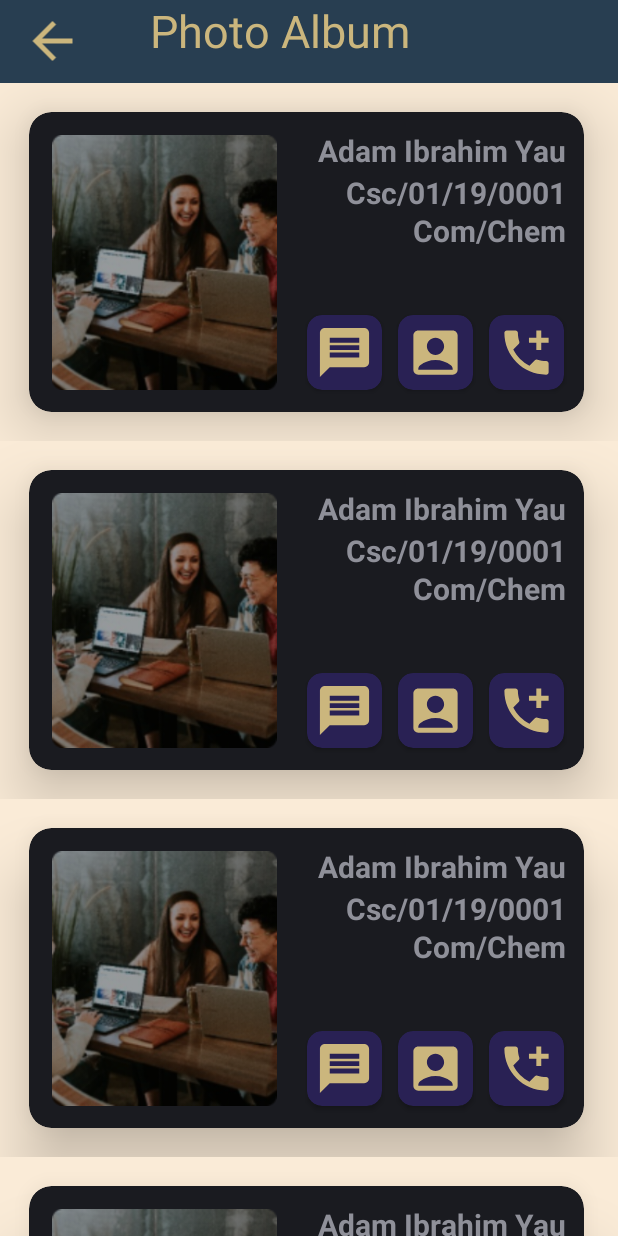
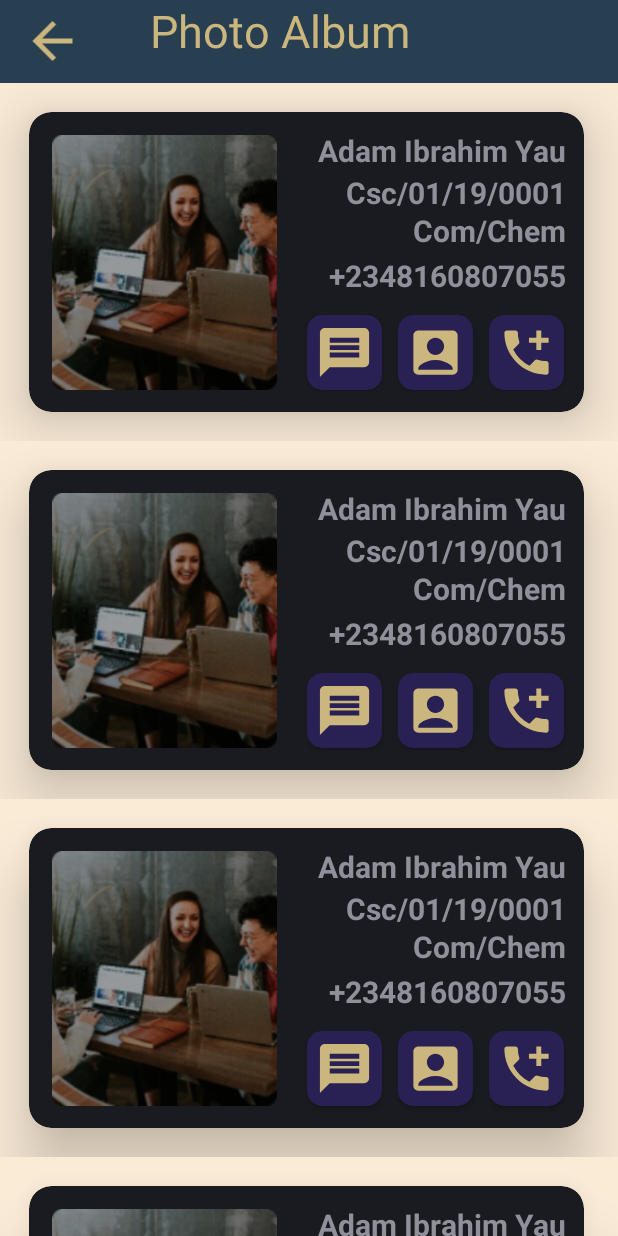
Before and after one commit to Adamweb-jido/Albumatic, an Android app: the PeopleActivity screen opened directly, with no data from a screen before it, on a phone screen of 412 x 824 dp. Run offline under Robolectric (Android 15) with nearby library versions, the phone set to English and light mode, and no system bars; Roboto replaces fonts that are not available here.

Commit message:
An App for my College

```diff
--- a/app/src/main/java/com/adamweb/trialapplication/DataAdapter.java
+++ b/app/src/main/java/com/adamweb/trialapplication/DataAdapter.java
@@ -28,10 +28,10 @@ public class DataAdapter extends RecyclerView.Adapter<DataViewHolder> {
 
     @Override
     public void onBindViewHolder(@NonNull DataViewHolder holder, int position) {
-        holder.name.setText(items.get(position).getName());
+       holder.name.setText(items.get(position).getName());
         holder.admNo.setText(items.get(position).getAdmissionNumber());
         holder.comb.setText(items.get(position).getCombination());
-//        holder.phoneNo.setText(items.get(position).getPhoneNumber());
+        holder.phoneNo.setText(items.get(position).getPhoneNumber());
         holder.coverImage.setImageResource(items.get(position).getImage());
     }
 
--- a/app/src/main/java/com/adamweb/trialapplication/DataItem.java
+++ b/app/src/main/java/com/adamweb/trialapplication/DataItem.java
@@ -1,8 +1,20 @@
 package com.adamweb.trialapplication;
 
 public class DataItem {
-    String name, admissionNumber, combination;
-    int phoneNumber, image;
+    String name;
+    String admissionNumber;
+    String combination;
+
+    public String getPhoneNumber() {
+        return phoneNumber;
+    }
+
+    public void setPhoneNumber(String phoneNumber) {
+        this.phoneNumber = phoneNumber;
+    }
+
+    String phoneNumber;
+    int image;
 
     public String getName() {
         return name;
@@ -28,13 +40,6 @@ public class DataItem {
         this.combination = combination;
     }
 
-    public int getPhoneNumber() {
-        return phoneNumber;
-    }
-
-    public void setPhoneNumber(int phoneNumber) {
-        this.phoneNumber = phoneNumber;
-    }
 
     public int getImage() {
         return image;
@@ -44,7 +49,7 @@ public class DataItem {
         this.image = image;
     }
 
-    public DataItem(String name, String admissionNumber, String combination, int phoneNumber, int image) {
+    public DataItem(String name, String admissionNumber, String combination, String phoneNumber, int image) {
         this.name = name;
         this.admissionNumber = admissionNumber;
         this.combination = combination;
--- a/app/src/main/java/com/adamweb/trialapplication/DataViewHolder.java
+++ b/app/src/main/java/com/adamweb/trialapplication/DataViewHolder.java
@@ -13,10 +13,10 @@ public class DataViewHolder extends RecyclerView.ViewHolder {
     TextView name, admNo, comb, phoneNo;
     public DataViewHolder(@NonNull View itemView) {
         super(itemView);
-        coverImage = itemView.findViewById(R.id.albumCover);
-        name = itemView.findViewById(R.id.yourName);
-        admNo = itemView.findViewById(R.id.admNo);
-        comb = itemView.findViewById(R.id.combination);
-        phoneNo = itemView.findViewById(R.id.phoneNo);
+    coverImage = itemView.findViewById(R.id.albumCover);
+    name = itemView.findViewById(R.id.yourName);
+    comb = itemView.findViewById(R.id.combination);
+    admNo = itemView.findViewById(R.id.admNo);
+    phoneNo = itemView.findViewById(R.id.phoneNo);
     }
 }
--- a/app/src/main/java/com/adamweb/trialapplication/PeopleActivity.java
+++ b/app/src/main/java/com/adamweb/trialapplication/PeopleActivity.java
@@ -30,39 +30,39 @@ public class PeopleActivity extends AppCompatActivity {
            }
         });
      List<DataItem> items = new ArrayList<DataItem>();
-     items.add(new DataItem("Adam Ibrahim Yau", "Csc/01/19/0001", "Com/Chem", 2, R.drawable.photoalbum));
-        items.add(new DataItem("Adam Ibrahim Yau", "Csc/01/19/0001", "Com/Chem", 2, R.drawable.photoalbum));
-        items.add(new DataItem("Adam Ibrahim Yau", "Csc/01/19/0001", "Com/Chem", 2, R.drawable.photoalbum));
-        items.add(new DataItem("Adam Ibrahim Yau", "Csc/01/19/0001", "Com/Chem", 2, R.drawable.photoalbum));
-        items.add(new DataItem("Adam Ibrahim Yau", "Csc/01/19/0001", "Com/Chem", 2, R.drawable.photoalbum));
-        items.add(new DataItem("Adam Ibrahim Yau", "Csc/01/19/0001", "Com/Chem", 2, R.drawable.photoalbum));
-        items.add(new DataItem("Adam Ibrahim Yau", "Csc/01/19/0001", "Com/Chem", 2, R.drawable.photoalbum));
-        items.add(new DataItem("Adam Ibrahim Yau", "Csc/01/19/0001", "Com/Chem", 2, R.drawable.photoalbum));
-        items.add(new DataItem("Adam Ibrahim Yau", "Csc/01/19/0001", "Com/Chem", 2, R.drawable.photoalbum));
-        items.add(new DataItem("Adam Ibrahim Yau", "Csc/01/19/0001", "Com/Chem", 2, R.drawable.photoalbum));
-        items.add(new DataItem("Adam Ibrahim Yau", "Csc/01/19/0001", "Com/Chem", 2, R.drawable.photoalbum));
-        items.add(new DataItem("Adam Ibrahim Yau", "Csc/01/19/0001", "Com/Chem", 2, R.drawable.photoalbum));
-        items.add(new DataItem("Adam Ibrahim Yau", "Csc/01/19/0001", "Com/Chem", 2, R.drawable.photoalbum));
-        items.add(new DataItem("Adam Ibrahim Yau", "Csc/01/19/0001", "Com/Chem", 2, R.drawable.photoalbum));
-        items.add(new DataItem("Adam Ibrahim Yau", "Csc/01/19/0001", "Com/Chem", 2, R.drawable.photoalbum));
-        items.add(new DataItem("Adam Ibrahim Yau", "Csc/01/19/0001", "Com/Chem", 2, R.drawable.photoalbum));
-        items.add(new DataItem("Adam Ibrahim Yau", "Csc/01/19/0001", "Com/Chem", 2, R.drawable.photoalbum));
-        items.add(new DataItem("Adam Ibrahim Yau", "Csc/01/19/0001", "Com/Chem", 2, R.drawable.photoalbum));
-        items.add(new DataItem("Adam Ibrahim Yau", "Csc/01/19/0001", "Com/Chem", 2, R.drawable.photoalbum));
-        items.add(new DataItem("Adam Ibrahim Yau", "Csc/01/19/0001", "Com/Chem", 2, R.drawable.photoalbum));
-        items.add(new DataItem("Adam Ibrahim Yau", "Csc/01/19/0001", "Com/Chem", 2, R.drawable.photoalbum));
-        items.add(new DataItem("Adam Ibrahim Yau", "Csc/01/19/0001", "Com/Chem", 2, R.drawable.photoalbum));
-        items.add(new DataItem("Adam Ibrahim Yau", "Csc/01/19/0001", "Com/Chem", 2, R.drawable.photoalbum));
-        items.add(new DataItem("Adam Ibrahim Yau", "Csc/01/19/0001", "Com/Chem", 2, R.drawable.photoalbum));
-        items.add(new DataItem("Adam Ibrahim Yau", "Csc/01/19/0001", "Com/Chem", 2, R.drawable.photoalbum));
-        items.add(new DataItem("Adam Ibrahim Yau", "Csc/01/19/0001", "Com/Chem", 2, R.drawable.photoalbum));
-        items.add(new DataItem("Adam Ibrahim Yau", "Csc/01/19/0001", "Com/Chem", 2, R.drawable.photoalbum));
-        items.add(new DataItem("Adam Ibrahim Yau", "Csc/01/19/0001", "Com/Chem", 2, R.drawable.photoalbum));
-        items.add(new DataItem("Adam Ibrahim Yau", "Csc/01/19/0001", "Com/Chem", 2, R.drawable.photoalbum));
-        items.add(new DataItem("Adam Ibrahim Yau", "Csc/01/19/0001", "Com/Chem", 2, R.drawable.photoalbum));
-        items.add(new DataItem("Adam Ibrahim Yau", "Csc/01/19/0001", "Com/Chem", 2, R.drawable.photoalbum));
-        items.add(new DataItem("Adam Ibrahim Yau", "Csc/01/19/0001", "Com/Chem", 2, R.drawable.photoalbum));
-        items.add(new DataItem("Adam Ibrahim Yau", "Csc/01/19/0001", "Com/Chem", 2, R.drawable.photoalbum));
+     items.add(new DataItem("Adam Ibrahim Yau", "Csc/01/19/0001", "Com/Chem", "+2348160807055", R.drawable.photoalbum));
+        items.add(new DataItem("Adam Ibrahim Yau", "Csc/01/19/0001", "Com/Chem", "+2348160807055", R.drawable.photoalbum));
+        items.add(new DataItem("Adam Ibrahim Yau", "Csc/01/19/0001", "Com/Chem", "+2348160807055", R.drawable.photoalbum));
+        items.add(new DataItem("Adam Ibrahim Yau", "Csc/01/19/0001", "Com/Chem", "+2348160807055", R.drawable.photoalbum));
+        items.add(new DataItem("Adam Ibrahim Yau", "Csc/01/19/0001", "Com/Chem", "+2348160807055", R.drawable.photoalbum));
+        items.add(new DataItem("Adam Ibrahim Yau", "Csc/01/19/0001", "Com/Chem", "+2348160807055", R.drawable.photoalbum));
+        items.add(new DataItem("Adam Ibrahim Yau", "Csc/01/19/0001", "Com/Chem", "+2348160807055", R.drawable.photoalbum));
+        items.add(new DataItem("Adam Ibrahim Yau", "Csc/01/19/0001", "Com/Chem", "+2348160807055", R.drawable.photoalbum));
+        items.add(new DataItem("Adam Ibrahim Yau", "Csc/01/19/0001", "Com/Chem", "+2348160807055", R.drawable.photoalbum));
+        items.add(new DataItem("Adam Ibrahim Yau", "Csc/01/19/0001", "Com/Chem", "+2348160807055", R.drawable.photoalbum));
+        items.add(new DataItem("Adam Ibrahim Yau", "Csc/01/19/0001", "Com/Chem", "+2348160807055", R.drawable.photoalbum));
+        items.add(new DataItem("Adam Ibrahim Yau", "Csc/01/19/0001", "Com/Chem", "+2348160807055", R.drawable.photoalbum));
+        items.add(new DataItem("Adam Ibrahim Yau", "Csc/01/19/0001", "Com/Chem", "+2348160807055", R.drawable.photoalbum));
+        items.add(new DataItem("Adam Ibrahim Yau", "Csc/01/19/0001", "Com/Chem", "+2348160807055", R.drawable.photoalbum));
+        items.add(new DataItem("Adam Ibrahim Yau", "Csc/01/19/0001", "Com/Chem", "+2348160807055", R.drawable.photoalbum));
+        items.add(new DataItem("Adam Ibrahim Yau", "Csc/01/19/0001", "Com/Chem", "+2348160807055", R.drawable.photoalbum));
+        items.add(new DataItem("Adam Ibrahim Yau", "Csc/01/19/0001", "Com/Chem", "+2348160807055", R.drawable.photoalbum));
+        items.add(new DataItem("Adam Ibrahim Yau", "Csc/01/19/0001", "Com/Chem", "+2348160807055", R.drawable.photoalbum));
+        items.add(new DataItem("Adam Ibrahim Yau", "Csc/01/19/0001", "Com/Chem", "+2348160807055", R.drawable.photoalbum));
+        items.add(new DataItem("Adam Ibrahim Yau", "Csc/01/19/0001", "Com/Chem", "+2348160807055", R.drawable.photoalbum));
+        items.add(new DataItem("Adam Ibrahim Yau", "Csc/01/19/0001", "Com/Chem", "+2348160807055", R.drawable.photoalbum));
+        items.add(new DataItem("Adam Ibrahim Yau", "Csc/01/19/0001", "Com/Chem", "+2348160807055", R.drawable.photoalbum));
+        items.add(new DataItem("Adam Ibrahim Yau", "Csc/01/19/0001", "Com/Chem", "+2348160807055", R.drawable.photoalbum));
+        items.add(new DataItem("Adam Ibrahim Yau", "Csc/01/19/0001", "Com/Chem", "+2348160807055", R.drawable.photoalbum));
+        items.add(new DataItem("Adam Ibrahim Yau", "Csc/01/19/0001", "Com/Chem", "+2348160807055", R.drawable.photoalbum));
+        items.add(new DataItem("Adam Ibrahim Yau", "Csc/01/19/0001", "Com/Chem", "+2348160807055", R.drawable.photoalbum));
+        items.add(new DataItem("Adam Ibrahim Yau", "Csc/01/19/0001", "Com/Chem", "+2348160807055", R.drawable.photoalbum));
+        items.add(new DataItem("Adam Ibrahim Yau", "Csc/01/19/0001", "Com/Chem", "+2348160807055", R.drawable.photoalbum));
+        items.add(new DataItem("Adam Ibrahim Yau", "Csc/01/19/0001", "Com/Chem", "+2348160807055", R.drawable.photoalbum));
+        items.add(new DataItem("Adam Ibrahim Yau", "Csc/01/19/0001", "Com/Chem", "+2348160807055", R.drawable.photoalbum));
+        items.add(new DataItem("Adam Ibrahim Yau", "Csc/01/19/0001", "Com/Chem", "+2348160807055", R.drawable.photoalbum));
+        items.add(new DataItem("Adam Ibrahim Yau", "Csc/01/19/0001", "Com/Chem", "+2348160807055", R.drawable.photoalbum));
+        items.add(new DataItem("Adam Ibrahim Yau", "Csc/01/19/0001", "Com/Chem", "+2348160807055", R.drawable.photoalbum));
 
         recyclerView = findViewById(R.id.albumRecyclerView);
         recyclerView.setLayoutManager(new LinearLayoutManager(this));
```
